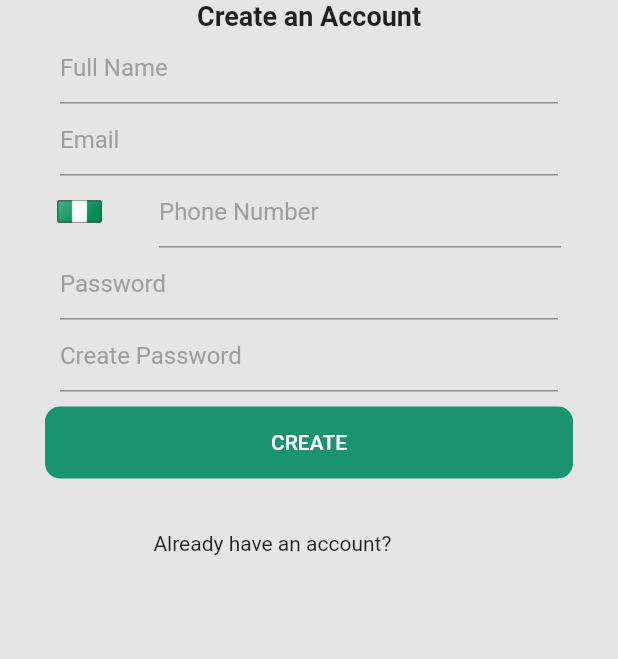
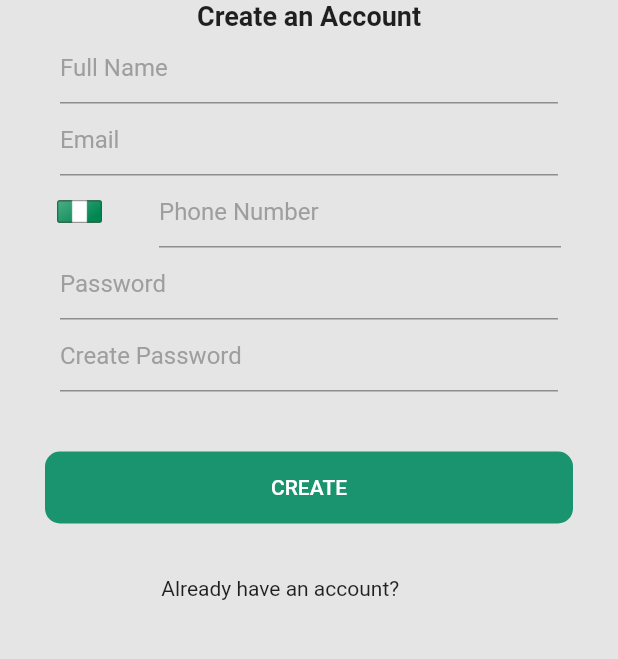
Before and after one commit to dunamislimitless/My_Projects, a Flutter app: the PageOne screen opened directly, on a phone screen of 412 x 824 dp, the part 360-1019 px from its top. Run offline on Flutter 3.47's test engine with Material 2 defaults, Android fonts, the phone set to English and light mode, and no system bars; our stand-ins replace hexcolor; missing offline and left inert: flutter_onboard; Roboto replaces fonts that are missing (montserat).

Commit message:
second commit

```diff
--- a/lib/pageone.dart
+++ b/lib/pageone.dart
@@ -77,6 +77,10 @@ const Text("Create an Account", style: TextStyle(fontWeight: FontWeight.bold,fon
 
 
   // create button
+
+  SizedBox(
+    height: 30,
+  ),
   Padding(
     padding: const EdgeInsets.all(10.0),
     child: Container(
@@ -92,12 +96,13 @@ const Text("Create an Account", style: TextStyle(fontWeight: FontWeight.bold,fon
   SizedBox(
     height: 25,
   ),
-  Container(
+  Center(
+    child: Container(
       child: Center(
         child:Row(
           mainAxisAlignment: MainAxisAlignment.center,
           children: [
-          Text('Already have an account? '),
+            Text('   Already have an account? '),
             InkWell(
               child: Text('Sign in ',style: TextStyle(
                 color: HexColor('#E5E5E5'),
@@ -105,6 +110,7 @@ const Text("Create an Account", style: TextStyle(fontWeight: FontWeight.bold,fon
             )
           ],
         )
+      ),
     ),
   )
 //const Text("Already have an Account", style: TextStyle(fontWeight: FontWeight.bold,fontFamily: 'montserat' , fontSize: 18),)
```
Also changed, not shown: lib/onboarding.dart (+30 -4 lines), lib/pagetwo.dart (+4 -3 lines). Lines whose indentation alone changed are shown as unchanged.
